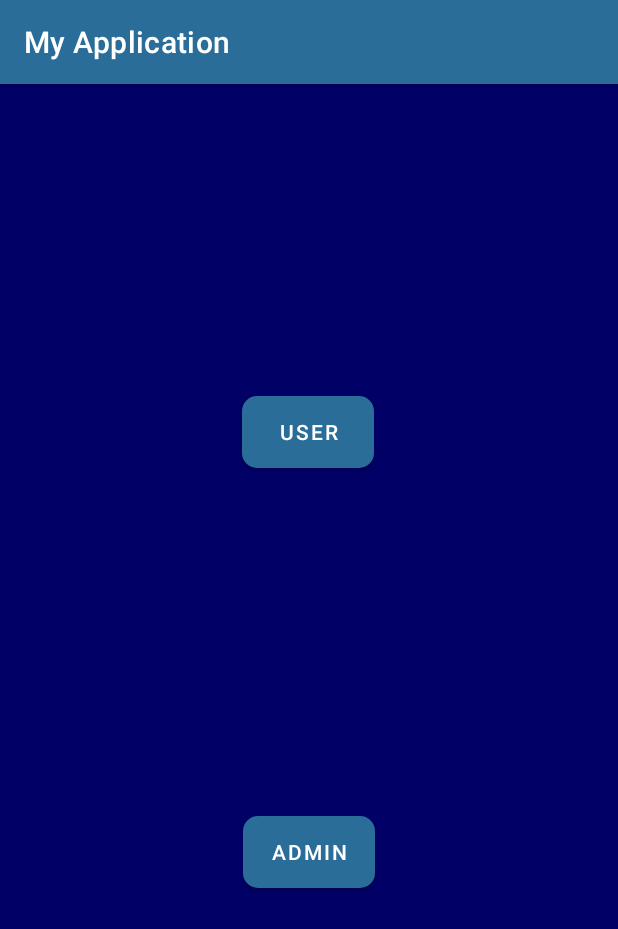
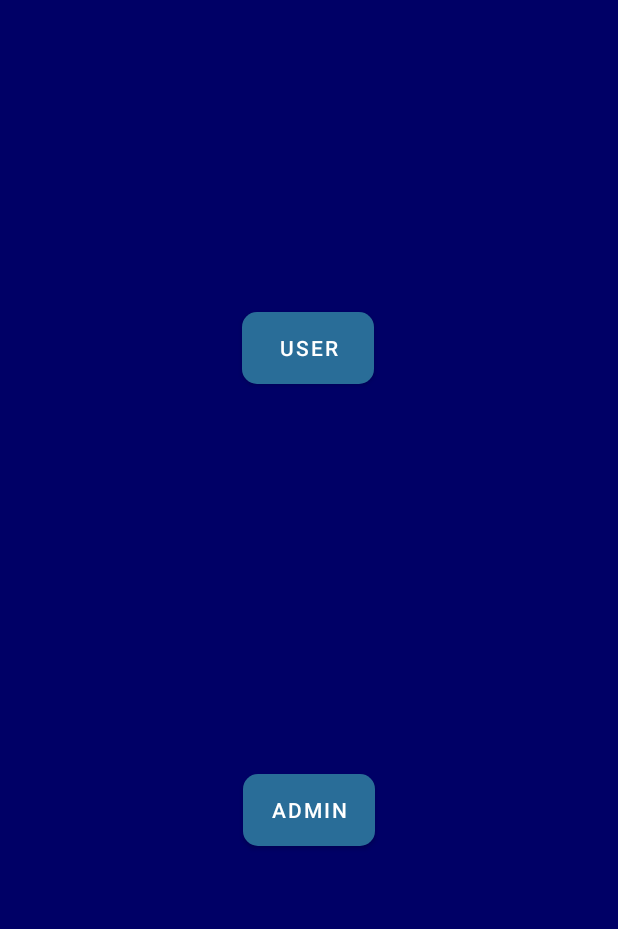
Before and after one commit to Rivindu2/Insight, an Android app: the screen it shows after launch (MainActivity), on a phone screen of 412 x 824 dp. Shown: the top 929 px of the screen. Run offline under Robolectric (Android 15) with nearby library versions, the light colour scheme and no system bars.

Commit message:
RemoveActionBar

```diff
--- a/app/src/main/java/com/example/myapplication/MainActivity.java
+++ b/app/src/main/java/com/example/myapplication/MainActivity.java
@@ -5,6 +5,7 @@ import androidx.appcompat.app.AppCompatActivity;
 import android.content.Intent;
 import android.os.Bundle;
 import android.view.View;
+import android.view.WindowManager;
 import android.widget.Button;
 
 public class MainActivity extends AppCompatActivity {
@@ -13,6 +14,7 @@ public class MainActivity extends AppCompatActivity {
     @Override
     protected void onCreate(Bundle savedInstanceState) {
         super.onCreate(savedInstanceState);
+        getWindow().setFlags(WindowManager.LayoutParams.FLAG_FULLSCREEN,WindowManager.LayoutParams.FLAG_FULLSCREEN);
         setContentView(R.layout.activity_main);
 
         userBtn=findViewById(R.id.button);
--- a/app/src/main/res/values/themes.xml
+++ b/app/src/main/res/values/themes.xml
@@ -1,6 +1,6 @@
 <resources xmlns:tools="http://schemas.android.com/tools">
     <!-- Base application theme. -->
-    <style name="Theme.MyApplication" parent="Theme.MaterialComponents.DayNight.DarkActionBar">
+    <style name="Theme.MyApplication" parent="Theme.MaterialComponents.DayNight.NoActionBar">
         <!-- Primary brand color. -->
         <item name="colorPrimary">@color/purple_500</item>
         <item name="colorPrimaryVariant">@color/purple_700</item>
```
